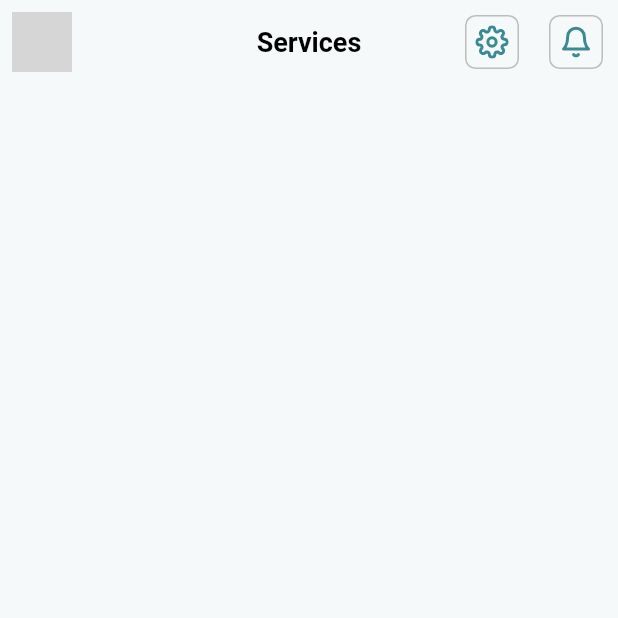
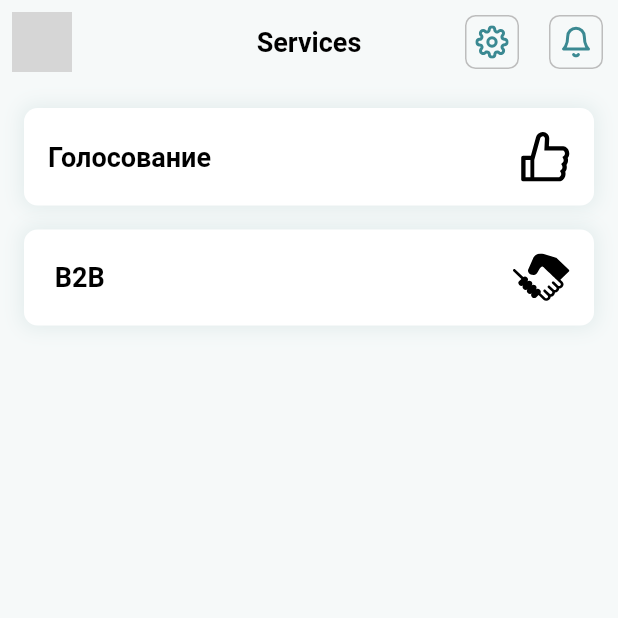
Before and after one commit to smarthousetest/ks, a Flutter app: the ServicesPage screen opened directly, on a phone screen of 412 x 824 dp, the top half of it. Run offline on Flutter 3.47's test engine with Material 2 defaults, Android fonts, the light colour scheme and no system bars; our stand-ins replace auto_size_text, buttons_tabbar, circular_profile_avatar, custom_navigation_bar, custom_sliding_segmented_control, flutter_bloc and 3 more; generated files the repository leaves out were written again; network calls fail; Roboto replaces fonts that are missing (Ubuntu); grey boxes are pictures that could not be loaded.

Commit message:
Страница сервисы

```diff
--- a/lib/screens/services_page.dart
+++ b/lib/screens/services_page.dart
@@ -2,6 +2,7 @@ import 'package:flutter/material.dart';
 import 'package:flutter_svg/flutter_svg.dart';
 import 'package:kazansummit/utils/constants.dart';
 import 'package:flutter_gen/gen_l10n/app_localizations.dart';
+import 'package:kazansummit/widgets/services_card.dart';
 
 class ServicesPage extends StatelessWidget {
   const ServicesPage({Key? key}) : super(key: key);
@@ -31,6 +32,18 @@ class ServicesPage extends StatelessWidget {
               icon: SvgPicture.asset("assets/icons/notification.svg"))
         ],
       ),
+      body: SingleChildScrollView(
+        child: Padding(
+          padding: const EdgeInsets.all(16),
+          child: Column(
+            children: [
+              ServicesCard(text: "Голосование", icon: "assets/icons/golos.svg"),
+              SizedBox(height: 16),
+              ServicesCard(text: " B2B", icon: "assets/icons/b2b.svg")
+            ],
+          ),
+        ),
+      ),
     );
   }
 }
--- /dev/null
+++ b/lib/widgets/services_card.dart
@@ -0,0 +1,28 @@
+import 'package:flutter/material.dart';
+import 'package:flutter_svg/flutter_svg.dart';
+import 'package:kazansummit/utils/constants.dart';
+
+class ServicesCard extends StatelessWidget {
+  String text;
+  String icon;
+  ServicesCard({required this.text, required this.icon});
+
+  @override
+  Widget build(BuildContext context) {
+    return Container(
+      padding: EdgeInsets.all(16),
+      decoration: kDecorationBox,
+      child: Row(
+        mainAxisAlignment: MainAxisAlignment.spaceBetween,
+        children: [
+          Text("$text",
+              style: TextStyle(
+                  color: Colors.black,
+                  fontWeight: FontWeight.w700,
+                  fontSize: MediumTextSize)),
+          SvgPicture.asset("$icon")
+        ],
+      ),
+    );
+  }
+}
--- a/pubspec.yaml
+++ b/pubspec.yaml
@@ -116,6 +116,8 @@ flutter:
       - assets/icons/settings.svg
       - assets/icons/chat.svg
       - assets/icons/langcheck.svg
+      - assets/icons/b2b.svg
+      - assets/icons/golos.svg
       - assets/images/logoen.svg
       - assets/images/map.png
       - assets/images/logom.png
```
Also changed, not shown: assets/icons/b2b.svg (added), assets/icons/golos.svg (added).
